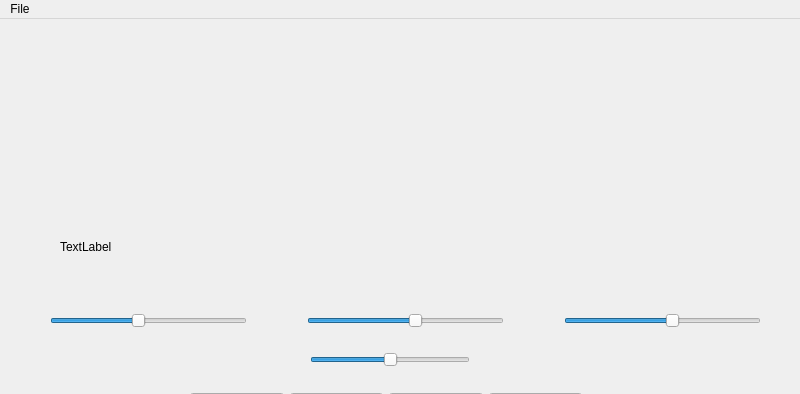
Before: the Qt Designer form PROYECTOFINAL/INTERFAZ/PROYECTO_BRAZO.ui in GAFong/LAB_MICROS, drawn with Qt 5; both pictures show x 0 to 800 and y 0 to 394 of the 800 by 600 pixel window.
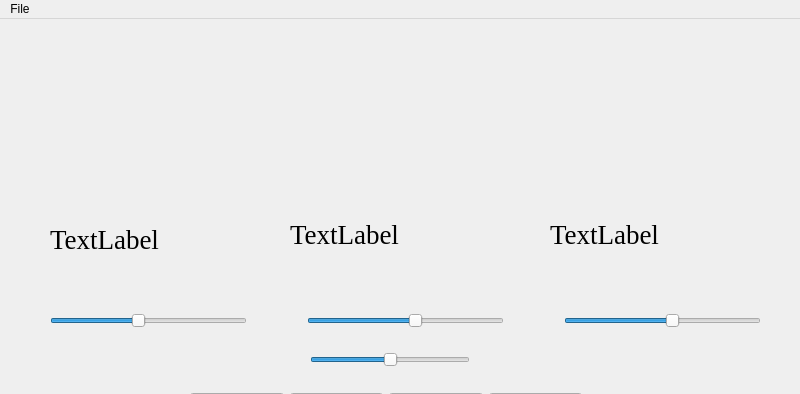
After: the same form once the commit is applied.

```diff
--- a/PROYECTOFINAL/INTERFAZ/PROYECTO_BRAZO.ui
+++ b/PROYECTOFINAL/INTERFAZ/PROYECTO_BRAZO.ui
@@ -93,11 +93,55 @@
    <widget class="QLabel" name="label">
     <property name="geometry">
      <rect>
-      <x>60</x>
-      <y>220</y>
-      <width>55</width>
-      <height>16</height>
+      <x>50</x>
+      <y>170</y>
+      <width>211</width>
+      <height>101</height>
      </rect>
+    </property>
+    <property name="font">
+     <font>
+      <family>Times New Roman</family>
+      <pointsize>20</pointsize>
+     </font>
+    </property>
+    <property name="text">
+     <string>TextLabel</string>
+    </property>
+   </widget>
+   <widget class="QLabel" name="labelBrazo1">
+    <property name="geometry">
+     <rect>
+      <x>550</x>
+      <y>170</y>
+      <width>171</width>
+      <height>91</height>
+     </rect>
+    </property>
+    <property name="font">
+     <font>
+      <family>Times New Roman</family>
+      <pointsize>20</pointsize>
+     </font>
+    </property>
+    <property name="text">
+     <string>TextLabel</string>
+    </property>
+   </widget>
+   <widget class="QLabel" name="labelBrazo2">
+    <property name="geometry">
+     <rect>
+      <x>290</x>
+      <y>160</y>
+      <width>191</width>
+      <height>111</height>
+     </rect>
+    </property>
+    <property name="font">
+     <font>
+      <family>Times New Roman</family>
+      <pointsize>20</pointsize>
+     </font>
     </property>
     <property name="text">
      <string>TextLabel</string>
```
Left out of the diff: 2 changed lines with no effect on the pictures.
